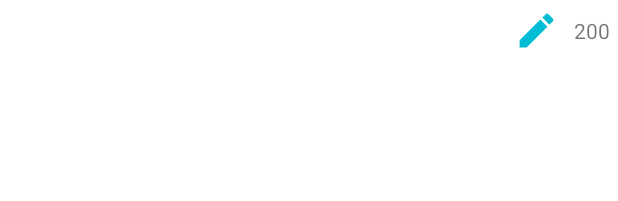
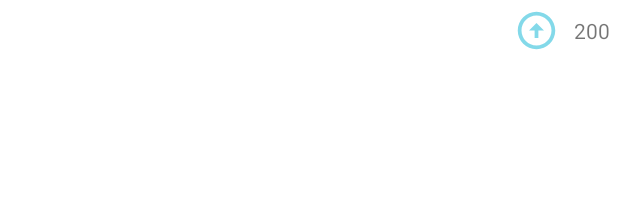
Before and after one commit to DocchiAndroid/Docchi, an Android app: the layout item_post_polls_poll.xml on its own in the app's theme, with its tools: preview values and no code run, on a phone screen of 412 x 824 dp. Shown: the top 201 px of the screen. Run offline under Robolectric (Android 15) with nearby library versions, the light colour scheme and no system bars; Roboto replaces fonts that are not available here.

Commit message:
Working on changing color after voted

```diff
--- /dev/null
+++ b/app/src/main/res/drawable/arrow_circle_up_red.xml
@@ -0,0 +1,5 @@
+<vector android:alpha="0.6" android:height="24dp" android:tint="#DB1B26"
+    android:viewportHeight="24" android:viewportWidth="24"
+    android:width="24dp" xmlns:android="http://schemas.android.com/apk/res/android">
+    <path android:fillColor="@android:color/white" android:pathData="M12,20c-4.41,0 -8,-3.59 -8,-8s3.59,-8 8,-8s8,3.59 8,8S16.41,20 12,20M12,22c5.52,0 10,-4.48 10,-10c0,-5.52 -4.48,-10 -10,-10C6.48,2 2,6.48 2,12C2,17.52 6.48,22 12,22L12,22zM11,12l0,4h2l0,-4h3l-4,-4l-4,4H11z"/>
+</vector>
--- /dev/null
+++ b/app/src/main/res/drawable/ic_arrowup.xml
@@ -0,0 +1,5 @@
+<vector android:alpha="0.6" android:height="24dp" android:tint="#31BFDB"
+    android:viewportHeight="24" android:viewportWidth="24"
+    android:width="24dp" xmlns:android="http://schemas.android.com/apk/res/android">
+    <path android:fillColor="@android:color/white" android:pathData="M12,20c-4.41,0 -8,-3.59 -8,-8s3.59,-8 8,-8s8,3.59 8,8S16.41,20 12,20M12,22c5.52,0 10,-4.48 10,-10c0,-5.52 -4.48,-10 -10,-10C6.48,2 2,6.48 2,12C2,17.52 6.48,22 12,22L12,22zM11,12l0,4h2l0,-4h3l-4,-4l-4,4H11z"/>
+</vector>
--- a/app/src/main/res/drawable/vote_btn_rounded.xml
+++ b/app/src/main/res/drawable/vote_btn_rounded.xml
@@ -6,8 +6,7 @@
 <!--    <solid android:color="@color/blue"/>-->
     <stroke
         android:color="@color/blue"
-        android:width="2dp" />
-
+        android:width="1dp" />
 
     <corners
         android:radius="10dp"
--- a/app/src/main/res/layout/item_post_images.xml
+++ b/app/src/main/res/layout/item_post_images.xml
@@ -5,7 +5,7 @@
     android:id="@+id/padding"
     android:layout_width="match_parent"
     android:layout_height="wrap_content"
-    android:layout_margin="10dp"
+    android:layout_margin="8dp"
     android:background="@drawable/item_background_rounded"
     android:padding="5dp"  >
 
--- a/app/src/main/res/layout/item_post_polls_poll.xml
+++ b/app/src/main/res/layout/item_post_polls_poll.xml
@@ -4,25 +4,36 @@
     android:layout_width="match_parent"
     android:layout_height="wrap_content"
     android:layout_marginBottom="10dp"
-    android:padding="5dp">
+    android:padding="5dp"
+    >
 
     <TextView
         android:id="@+id/tvDescription"
         android:layout_width="0dp"
         android:layout_height="wrap_content"
+        android:layout_margin="10dp"
         app:layout_constraintBottom_toBottomOf="parent"
         app:layout_constraintLeft_toLeftOf="parent"
         app:layout_constraintRight_toLeftOf="@id/vote"
-        android:layout_margin="10dp"
         app:layout_constraintTop_toTopOf="parent" />
 
     <ImageView
         android:id="@+id/vote"
         android:layout_width="30dp"
         android:layout_height="30dp"
-        android:src="@drawable/ic_baseline_create_24"
+        android:src="@drawable/ic_arrowup"
         app:layout_constraintLeft_toRightOf="@id/tvDescription"
         app:layout_constraintTop_toTopOf="parent" />
+
+    <ImageView
+        android:id="@+id/vote1"
+        android:layout_width="30dp"
+        android:layout_height="30dp"
+        android:src="@drawable/arrow_circle_up_red"
+        app:layout_constraintLeft_toRightOf="@id/tvDescription"
+        app:layout_constraintTop_toTopOf="parent"
+        android:visibility="invisible"
+        />
 
     <TextView
         android:id="@+id/voteCount"
--- a/app/src/main/res/values/styles.xml
+++ b/app/src/main/res/values/styles.xml
@@ -4,6 +4,9 @@
     <style name="AppTheme" parent="Theme.AppCompat.Light.NoActionBar">
 
     </style>
+
+
+
 
 
 
```
Also changed, not shown: app/src/main/java/com/example/docchi/MainActivity.java (+1 -8 lines), app/src/main/java/com/example/docchi/adapters/PostImagesAdapter.java (+6 -11 lines), app/src/main/java/com/example/docchi/adapters/PostPollAdapter.java (+11 -0 lines), app/src/main/java/com/example/docchi/fragments/TimelineFragment.java (+0 -29 lines), app/src/main/res/drawable/button_shadow.xml (added, +9 -0 lines), app/src/main/res/drawable/circle.xml (deleted, +0 -19 lines), app/src/main/res/layout/item_post_images_image.xml (+46 -45 lines).
